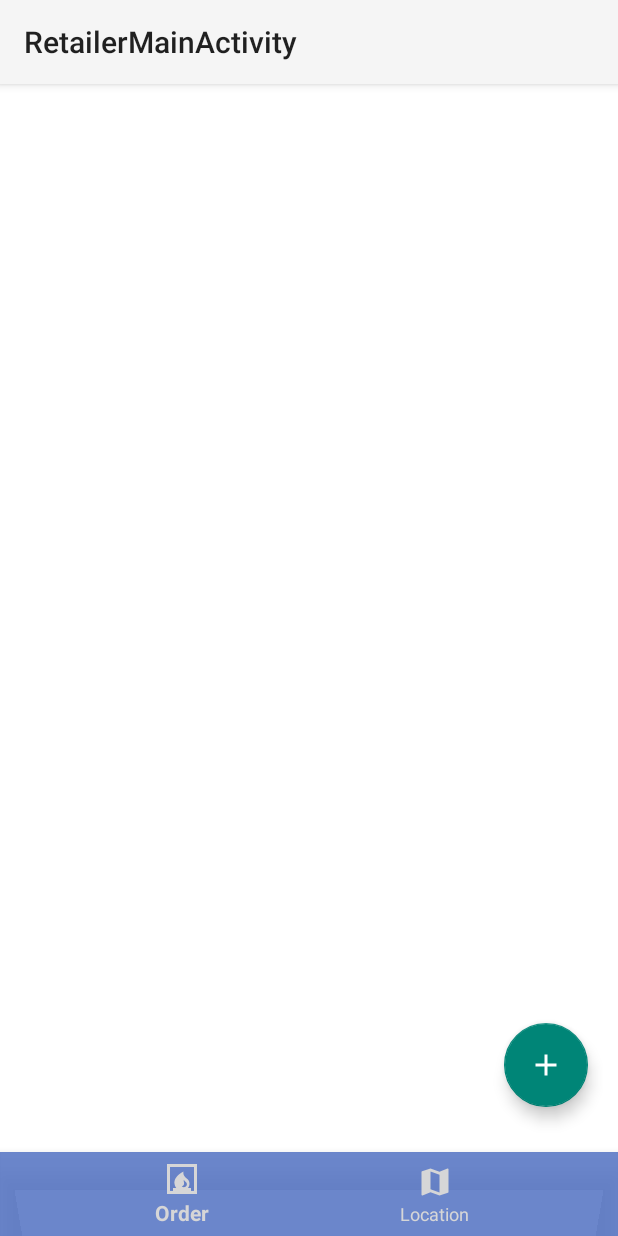
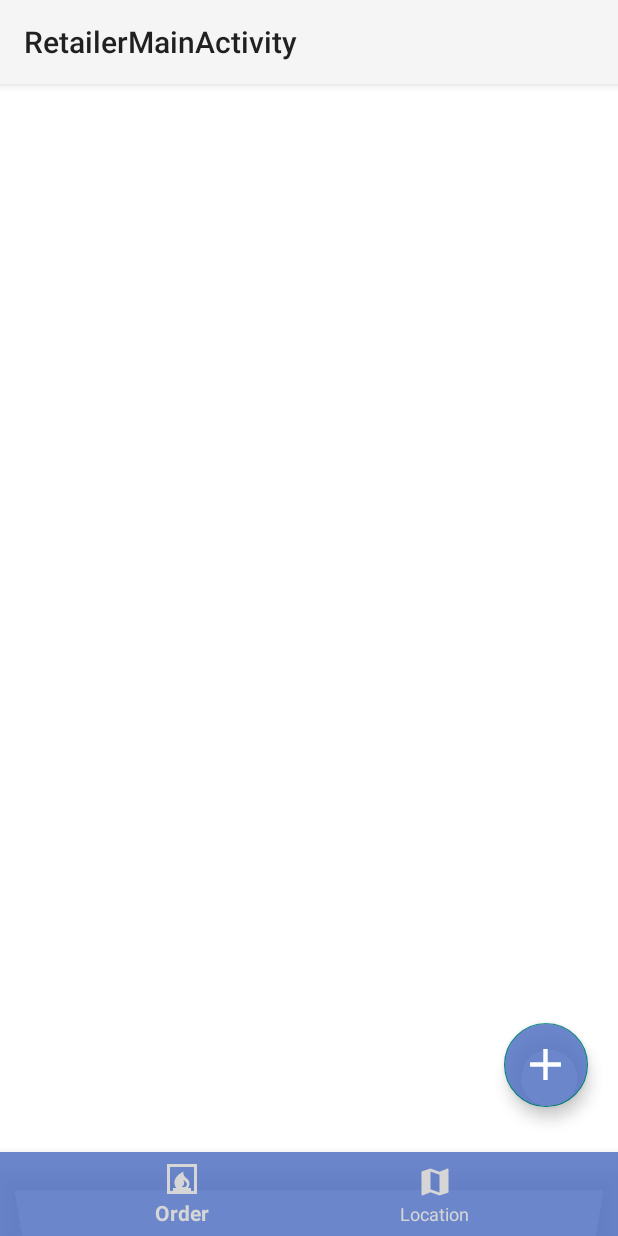
Before and after one commit to userlaurence/GasITMobileDelvieryPlatformApplication, an Android app: the HomeFragment screen opened directly, with no data from a screen before it, on a phone screen of 412 x 824 dp. Run offline under Robolectric (Android 15) with nearby library versions, the phone set to English and light mode, and no system bars; our stand-ins replace Firebase (no records; nobody signed in at launch, a user with empty details on screens opened directly); libraries missing offline, so code that uses them is left out: es.dmoral.toasty; Roboto replaces fonts that are not available here; 1 statement that could not run was skipped.

Commit message:
Remove shadow inside floating action bar.

```diff
--- a/app/src/main/res/layout/fragment_home.xml
+++ b/app/src/main/res/layout/fragment_home.xml
@@ -15,10 +15,13 @@
         android:contentDescription="@string/gasoline_create"
         android:clickable="true"
         android:focusable="true"
+        android:backgroundTint="@color/background"
+        android:outlineSpotShadowColor="@null"
+        app:maxImageSize="35dp"
+        app:srcCompat="@drawable/ic_baseline_add_24"
         app:layout_constraintBottom_toBottomOf="parent"
         app:layout_constraintEnd_toEndOf="parent"
-        app:srcCompat="@drawable/ic_baseline_add_24"
-        tools:ignore="VectorDrawableCompat" />
+        tools:targetApi="p" />
 
     <androidx.recyclerview.widget.RecyclerView
         android:id="@+id/gasolineRecyclerView"
```
